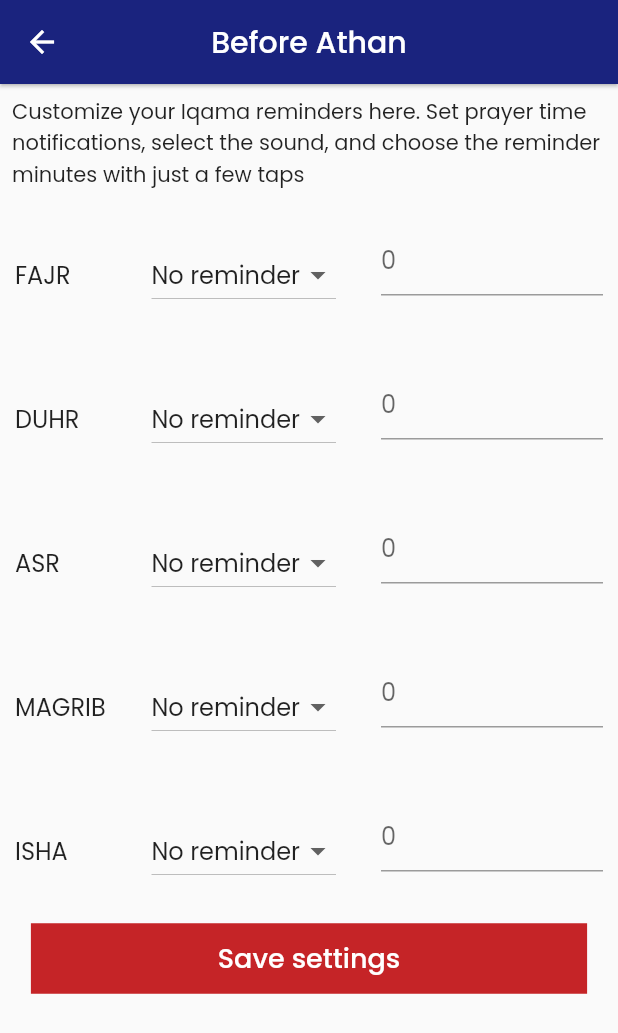
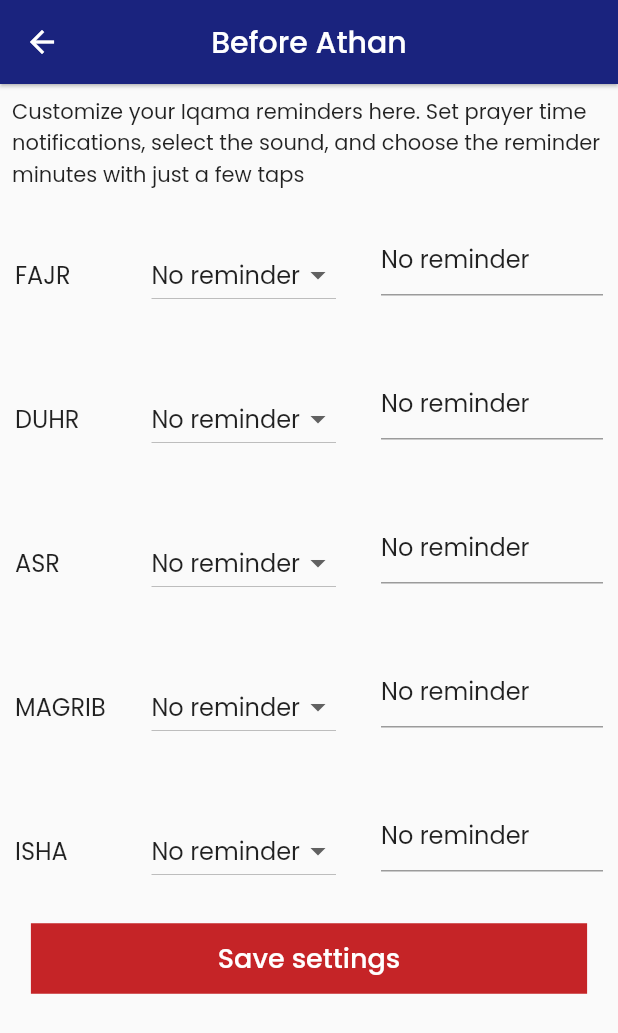
Before and after one commit to afthalad/Palos-Islamic-Center, a Flutter app: the BeforeAthanSettingPageScreen screen opened directly, on a phone screen of 412 x 824 dp. Shown: the top 1033 px of the screen. Run offline on Flutter 3.47's test engine with Material 2 defaults, Android fonts, the phone set to English and light mode, and no system bars; our stand-ins replace dio, firebase_core, firebase_messaging, flutter_image_slideshow, flutter_local_notifications, flutter_svg and 5 more; missing offline and left inert: flip_board, flutter_qiblah; accounts and stored records are empty; network calls fail.

Commit message:
2 Dropdown null , end drawer bug fixed

```diff
--- a/lib/screens/settings/athan_setting.dart
+++ b/lib/screens/settings/athan_setting.dart
@@ -43,11 +43,12 @@ class _AthanSettingPageScreenState extends State<AthanSettingPageScreen> {
   void getSettings() async {
     final prefs = await SharedPreferences.getInstance();
     setState(() {
-      fajradhandropdownValue = prefs.getString('fajrAdhan')!;
-      duhradhandropdownValue = prefs.getString('duhrAdhan')!;
-      asradhandropdownValue = prefs.getString('asrAdhan')!;
-      magribadhandropdownValue = prefs.getString('magribAdhan')!;
-      ishaadhandropdownValue = prefs.getString('ishaAdhan')!;
+      fajradhandropdownValue = prefs.getString('fajrAdhan') ?? 'No reminder';
+      duhradhandropdownValue = prefs.getString('duhrAdhan') ?? 'No reminder';
+      asradhandropdownValue = prefs.getString('asrAdhan') ?? 'No reminder';
+      magribadhandropdownValue =
+          prefs.getString('magribAdhan') ?? 'No reminder';
+      ishaadhandropdownValue = prefs.getString('ishaAdhan') ?? 'No reminder';
     });
   }
 
--- a/lib/screens/settings/iqamah_setting.dart
+++ b/lib/screens/settings/iqamah_setting.dart
@@ -54,16 +54,21 @@ class _BeforeAthanSettingPageScreenState
   iqamahGetSettings() async {
     final prefs = await SharedPreferences.getInstance();
     setState(() {
-      fajrdropdownValue = prefs.getString('fajrIqama')!;
-      duhrdropdownValue = prefs.getString('duhrIqama')!;
-      asrdropdownValue = prefs.getString('asrIqama')!;
-      magribdropdownValue = prefs.getString('magribIqama')!;
-      ishadropdownValue = prefs.getString('ishaIqama')!;
-      fajrTextController.text = prefs.getString('fajrTextFormField')!;
-      duhrTextController.text = prefs.getString('duhrTextFormField')!;
-      asrTextController.text = prefs.getString('asrTextFormField')!;
-      magribTextController.text = prefs.getString('magribTextFormField')!;
-      ishaTextController.text = prefs.getString('ishaTextFormField')!;
+      fajrdropdownValue = prefs.getString('fajrIqama') ?? 'No reminder';
+      duhrdropdownValue = prefs.getString('duhrIqama') ?? 'No reminder';
+      asrdropdownValue = prefs.getString('asrIqama') ?? 'No reminder';
+      magribdropdownValue = prefs.getString('magribIqama') ?? 'No reminder';
+      ishadropdownValue = prefs.getString('ishaIqama') ?? 'No reminder';
+      fajrTextController.text =
+          prefs.getString('fajrTextFormField') ?? 'No reminder';
+      duhrTextController.text =
+          prefs.getString('duhrTextFormField') ?? 'No reminder';
+      asrTextController.text =
+          prefs.getString('asrTextFormField') ?? 'No reminder';
+      magribTextController.text =
+          prefs.getString('magribTextFormField') ?? 'No reminder';
+      ishaTextController.text =
+          prefs.getString('ishaTextFormField') ?? 'No reminder';
     });
   }
 
--- a/lib/widgets/widgets.dart
+++ b/lib/widgets/widgets.dart
@@ -767,7 +767,6 @@ class EndDrawer extends StatelessWidget {
         children: [
           DrawerHeader(
             padding: const EdgeInsets.all(0),
-            child: Expanded(
             child: Container(
               margin: const EdgeInsets.all(0),
               decoration: BoxDecoration(
@@ -793,7 +792,6 @@ class EndDrawer extends StatelessWidget {
                     style: end_drawer_description_tstyle,
                   ),
                 ],
-                ),
               ),
             ),
           ),
```
Lines whose indentation alone changed are shown as unchanged.
